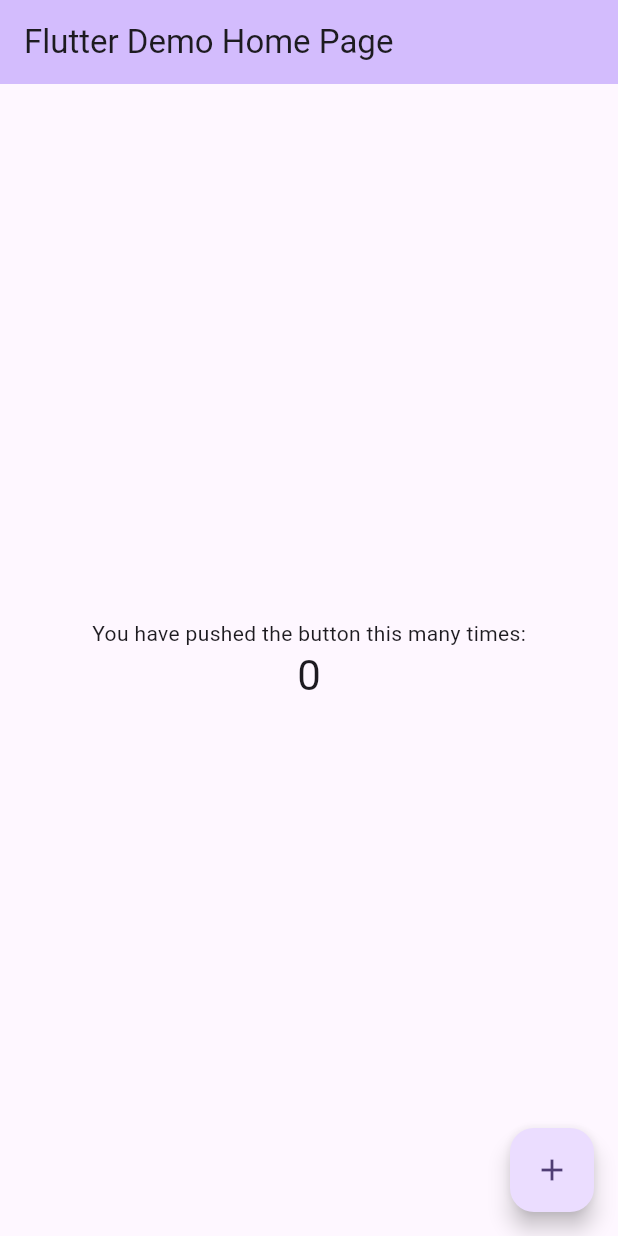
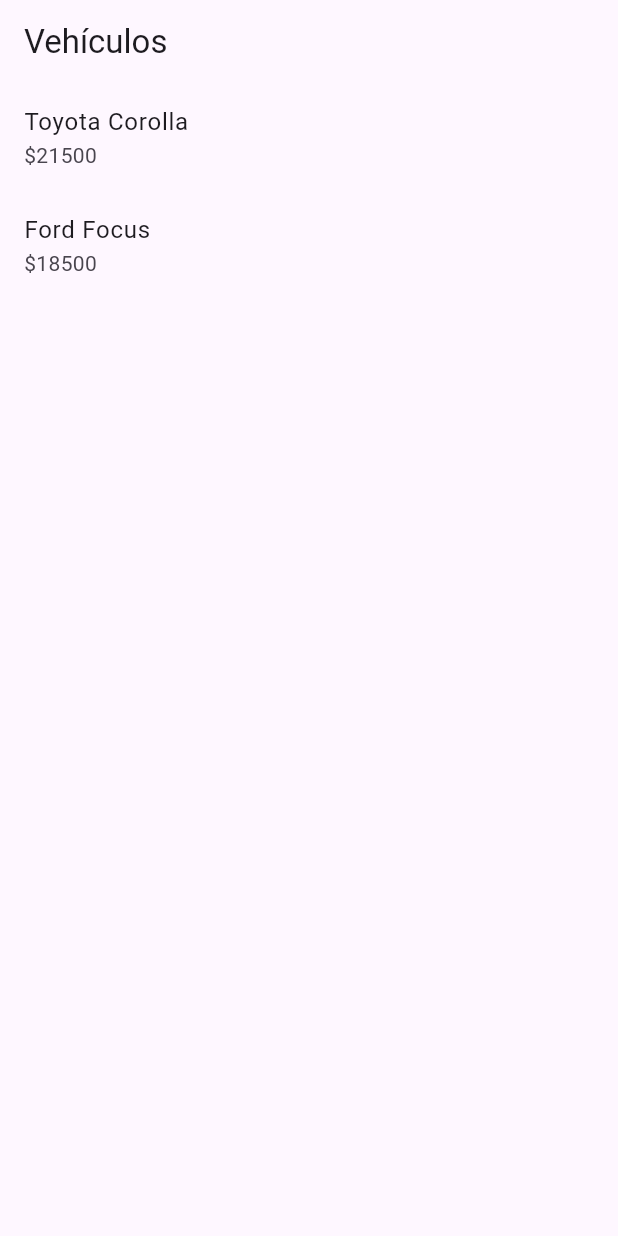
Before and after one commit to ciarte/catalogo_vehiculos, a Flutter app: the screen it shows after launch, on a phone screen of 412 x 824 dp. Run offline on Flutter 3.47's test engine with Material 3 defaults, Android fonts, the phone set to English and light mode, and no system bars.

Commit message:
primer comit

```diff
--- /dev/null
+++ b/assets/json_data.json
@@ -0,0 +1,24 @@
+[
+  {
+    "id": 1,
+    "brand": "Toyota",
+    "model": "Corolla",
+    "year": 2022,
+    "price": 21500,
+    "color": "Blanco",
+    "transmission": "Automática",
+    "mileage": 12000,
+    "imageUrl": "https://example.com/corolla.jpg"
+  },
+  {
+    "id": 2,
+    "brand": "Ford",
+    "model": "Focus",
+    "year": 2020,
+    "price": 18500,
+    "color": "Negro",
+    "transmission": "Manual",
+    "mileage": 34000,
+    "imageUrl": "https://example.com/focus.jpg"
+  }
+]
--- /dev/null
+++ b/lib/core/state/view_status.dart
@@ -0,0 +1 @@
+enum ViewStatus { initial, loading, success, error }
--- /dev/null
+++ b/lib/data/datasource/vehicle_remote_datasource.dart
@@ -0,0 +1,6 @@
+import 'package:catalogo_vehiculos/data/model/vehicle_model.dart';
+
+abstract class VehicleRemoteDatasource {
+  Future<List<VehicleModel>> getVehicles();
+  Future<VehicleModel> getVehicleById(int id);
+}
--- /dev/null
+++ b/lib/data/mapper/vehicle_mapper.dart
@@ -0,0 +1,18 @@
+import 'package:catalogo_vehiculos/data/model/vehicle_model.dart';
+import 'package:catalogo_vehiculos/domain/entities/vehicle.dart';
+
+class VehicleMapper {
+  static Vehicle toEntity(VehicleModel vehicle) {
+    return Vehicle(
+      id: vehicle.id,
+      brand: vehicle.brand,
+      model: vehicle.model,
+      year: vehicle.year,
+      price: vehicle.price,
+      color: vehicle.color,
+      transmission: vehicle.transmission,
+      mileage: vehicle.mileage,
+      imageUrl: vehicle.imageUrl,
+    );
+  }
+}
--- /dev/null
+++ b/lib/data/repositories/vehicles_repository_impl.dart
@@ -0,0 +1,22 @@
+import 'package:catalogo_vehiculos/data/datasource/vehicle_remote_datasource.dart';
+import 'package:catalogo_vehiculos/data/mapper/vehicle_mapper.dart';
+import 'package:catalogo_vehiculos/domain/entities/vehicle.dart';
+import 'package:catalogo_vehiculos/domain/repositories/vehicle_repository.dart';
+
+class VehiclesRepositoryImpl  implements VehicleRepository {
+final VehicleRemoteDatasource  datasource;
+
+  VehiclesRepositoryImpl(this.datasource);
+  @override
+  Future<Vehicle> getVehicleById(int id) async {
+    final model = await datasource.getVehicleById(id);
+    return VehicleMapper.toEntity(model);
+  }
+
+  @override
+  Future<List<Vehicle>> getVehicles() async{
+        final models = await datasource.getVehicles();
+    return models.map(VehicleMapper.toEntity).toList();
+  }
+
+}
--- /dev/null
+++ b/lib/domain/entities/vehicle.dart
@@ -0,0 +1,23 @@
+class Vehicle {
+  final int id;
+  final String brand;
+  final String model;
+  final int year;
+  final int price;
+  final String color;
+  final String transmission;
+  final int mileage;
+  final String imageUrl;
+
+  Vehicle({
+    required this.id,
+    required this.brand,
+    required this.model,
+    required this.year,
+    required this.price,
+    required this.color,
+    required this.transmission,
+    required this.mileage,
+    required this.imageUrl,
+  });
+}
--- /dev/null
+++ b/lib/domain/repositories/vehicle_repository.dart
@@ -0,0 +1,6 @@
+import 'package:catalogo_vehiculos/domain/entities/vehicle.dart';
+
+abstract class VehicleRepository {
+  Future<List<Vehicle>> getVehicles();
+  Future<Vehicle> getVehicleById(int id);
+}
--- a/lib/main.dart
+++ b/lib/main.dart
@@ -1,121 +1,34 @@
+import 'package:catalogo_vehiculos/data/datasource/vehicle_remote_datasource_impl.dart';
+import 'package:catalogo_vehiculos/data/repositories/vehicles_repository_impl.dart';
+import 'package:catalogo_vehiculos/presentation/pages/vehicles_page.dart';
+import 'package:catalogo_vehiculos/presentation/vehicle_view_model.dart';
 import 'package:flutter/material.dart';
+import 'package:provider/provider.dart';
 
 void main() {
-  runApp(const MyApp());
+    final datasource = VehiclesRemoteDatasourceImpl();
+  final repository = VehiclesRepositoryImpl(datasource);
+  runApp(MyApp(repository: repository));
 }
 
 class MyApp extends StatelessWidget {
-  const MyApp({super.key});
-
-  // This widget is the root of your application.
-  @override
-  Widget build(BuildContext context) {
-    return MaterialApp(
-      title: 'Flutter Demo',
-      theme: ThemeData(
-        // This is the theme of your application.
-        //
-        // TRY THIS: Try running your application with "flutter run". You'll see
-        // the application has a purple toolbar. Then, without quitting the app,
-        // try changing the seedColor in the colorScheme below to Colors.green
-        // and then invoke "hot reload" (save your changes or press the "hot
-        // reload" button in a Flutter-supported IDE, or press "r" if you used
-        // the command line to start the app).
-        //
-        // Notice that the counter didn't reset back to zero; the application
-        // state is not lost during the reload. To reset the state, use hot
-        // restart instead.
-        //
-        // This works for code too, not just values: Most code changes can be
-        // tested with just a hot reload.
-        colorScheme: .fromSeed(seedColor: Colors.deepPurple),
-      ),
-      home: const MyHomePage(title: 'Flutter Demo Home Page'),
-    );
-  }
-}
-
-class MyHomePage extends StatefulWidget {
-  const MyHomePage({super.key, required this.title});
-
-  // This widget is the home page of your application. It is stateful, meaning
-  // that it has a State object (defined below) that contains fields that affect
-  // how it looks.
-
-  // This class is the configuration for the state. It holds the values (in this
-  // case the title) provided by the parent (in this case the App widget) and
-  // used by the build method of the State. Fields in a Widget subclass are
-  // always marked "final".
-
-  final String title;
-
-  @override
-  State<MyHomePage> createState() => _MyHomePageState();
-}
-
-class _MyHomePageState extends State<MyHomePage> {
-  int _counter = 0;
-
-  void _incrementCounter() {
-    setState(() {
-      // This call to setState tells the Flutter framework that something has
-      // changed in this State, which causes it to rerun the build method below
-      // so that the display can reflect the updated values. If we changed
-      // _counter without calling setState(), then the build method would not be
-      // called again, and so nothing would appear to happen.
-      _counter++;
-    });
-  }
+    final VehiclesRepositoryImpl repository;
+   const MyApp({super.key, required this.repository});
 
   @override
   Widget build(BuildContext context) {
-    // This method is rerun every time setState is called, for instance as done
-    // by the _incrementCounter method above.
-    //
-    // The Flutter framework has been optimized to make rerunning build methods
-    // fast, so that you can just rebuild anything that needs updating rather
-    // than having to individually change instances of widgets.
-    return Scaffold(
-      appBar: AppBar(
-        // TRY THIS: Try changing the color here to a specific color (to
-        // Colors.amber, perhaps?) and trigger a hot reload to see the AppBar
-        // change color while the other colors stay the same.
-        backgroundColor: Theme.of(context).colorScheme.inversePrimary,
-        // Here we take the value from the MyHomePage object that was created by
-        // the App.build method, and use it to set our appbar title.
-        title: Text(widget.title),
-      ),
-      body: Center(
-        // Center is a layout widget. It takes a single child and positions it
-        // in the middle of the parent.
-        child: Column(
-          // Column is also a layout widget. It takes a list of children and
-          // arranges them vertically. By default, it sizes itself to fit its
-          // children horizontally, and tries to be as tall as its parent.
-          //
-          // Column has various properties to control how it sizes itself and
-          // how it positions its children. Here we use mainAxisAlignment to
-          // center the children vertically; the main axis here is the vertical
-          // axis because Columns are vertical (the cross axis would be
-          // horizontal).
-          //
-          // TRY THIS: Invoke "debug painting" (choose the "Toggle Debug Paint"
-          // action in the IDE, or press "p" in the console), to see the
-          // wireframe for each widget.
-          mainAxisAlignment: .center,
-          children: [
-            const Text('You have pushed the button this many times:'),
-            Text(
-              '$_counter',
-              style: Theme.of(context).textTheme.headlineMedium,
-            ),
-          ],
+    return MultiProvider(
+      providers: [
+        ChangeNotifierProvider<VehicleViewModel>(
+          create: (_) => VehicleViewModel(repository)..loadVehicles(),
         ),
-      ),
-      floatingActionButton: FloatingActionButton(
-        onPressed: _incrementCounter,
-        tooltip: 'Increment',
-        child: const Icon(Icons.add),
+      ],
+      child: MaterialApp(
+        title: 'Flutter Demo',
+        theme: ThemeData(colorScheme: ColorScheme.fromSeed(seedColor: Colors.deepPurple)),
+        initialRoute: '/',
+        routes: {'/': (_) => VehiclesPage(),
+        },
       ),
     );
   }
--- /dev/null
+++ b/lib/presentation/pages/vehicles_page.dart
@@ -0,0 +1,61 @@
+import 'package:catalogo_vehiculos/core/state/view_status.dart';
+import 'package:catalogo_vehiculos/presentation/pages/vehicle_detail.dart';
+import 'package:catalogo_vehiculos/presentation/vehicle_view_model.dart';
+import 'package:flutter/material.dart';
+import 'package:provider/provider.dart';
+
+class VehiclesPage extends StatelessWidget {
+  const VehiclesPage({super.key});
+
+  @override
+  Widget build(BuildContext context) {
+    final vm = context.watch<VehicleViewModel>();
+
+    switch (vm.status) {
+      case ViewStatus.loading:
+        return const Scaffold(body: Center(child: CircularProgressIndicator()));
+
+      case ViewStatus.error:
+        return Scaffold(
+          body: Center(
+            child: Column(
+              mainAxisSize: MainAxisSize.min,
+              children: [
+                Text(vm.errorMessage ?? 'Error inesperado'),
+                const SizedBox(height: 12),
+                ElevatedButton(
+                  onPressed: vm.loadVehicles,
+                  child: const Text('Reintentar'),
+                ),
+              ],
+            ),
+          ),
+        );
+
+      case ViewStatus.success:
+        return Scaffold(
+          appBar: AppBar(title: const Text('Vehículos')),
+          body: ListView.builder(
+            itemCount: vm.vehicles.length,
+            itemBuilder: (_, index) {
+              final vehicle = vm.vehicles[index];
+              return ListTile(
+                title: Text('${vehicle.brand} ${vehicle.model}'),
+                subtitle: Text('\$${vehicle.price}'),
+                onTap: () {
+                  Navigator.push(
+                    context,
+                    MaterialPageRoute(
+                      builder: (_) => VehicleDetailPage(vehicle: vehicle),
+                    ),
+                  );
+                },
+              );
+            },
+          ),
+        );
+      case ViewStatus.initial:
+        return const SizedBox.shrink();
+    }
+  }
+}
--- /dev/null
+++ b/lib/presentation/vehicle_view_model.dart
@@ -0,0 +1,46 @@
+import 'package:catalogo_vehiculos/core/state/view_status.dart';
+import 'package:catalogo_vehiculos/domain/entities/vehicle.dart';
+import 'package:catalogo_vehiculos/domain/repositories/vehicle_repository.dart';
+import 'package:flutter/material.dart';
+
+class VehicleViewModel extends ChangeNotifier{
+
+final VehicleRepository repository;
+
+VehicleViewModel(this.repository);
+ ViewStatus _status = ViewStatus.initial;
+  ViewStatus get status => _status;
+
+  List<Vehicle> _vehicles = [];
+  List<Vehicle> get vehicles => _vehicles;
+
+  String? _errorMessage;
+  String? get errorMessage => _errorMessage;
+
+  Future<void> loadVehicles() async {
+    _setLoading();
+
+    try {
+      _vehicles = await repository.getVehicles();
+      _setSuccess();
+    } catch (_) {
+      _setError('Error al cargar vehículos');
+    }
+  }
+
+  void _setLoading() {
+    _status = ViewStatus.loading;
+    notifyListeners();
+  }
+
+  void _setSuccess() {
+    _status = ViewStatus.success;
+    notifyListeners();
+  }
+
+  void _setError(String message) {
+    _errorMessage = message;
+    _status = ViewStatus.error;
+    notifyListeners();
+  }
+}
--- a/pubspec.yaml
+++ b/pubspec.yaml
@@ -34,6 +34,7 @@
   # The following adds the Cupertino Icons font to your application.
   # Use with the CupertinoIcons class for iOS style icons.
   cupertino_icons: ^1.0.8
+  provider: ^6.1.5+1
 
 dev_dependencies:
   flutter_test:
@@ -58,8 +59,8 @@
   uses-material-design: true
 
   # To add assets to your application, add an assets section, like this:
-  # assets:
-  #   - images/a_dot_burr.jpeg
+  assets:
+    - assets/
   #   - images/a_dot_ham.jpeg
 
   # An image asset can refer to one or more resolution-specific "variants", see
```
Also changed, not shown: lib/data/datasource/vehicle_remote_datasource_impl.dart (added, +26 -0 lines), lib/data/model/vehicle_model.dart (added, +37 -0 lines), lib/domain/usecases/get_vehicle_by_id_usecase.dart (added, +11 -0 lines), lib/domain/usecases/get_vehicles_usecases.dart (added, +11 -0 lines), lib/presentation/pages/vehicle_detail.dart (added, +44 -0 lines), lib/presentation/widgets/vehicle_header.dart (added, +29 -0 lines), lib/presentation/widgets/vehicle_image.dart (added, +22 -0 lines), lib/presentation/widgets/vehicle_inflo.dart (added, +29 -0 lines), pubspec.lock.
